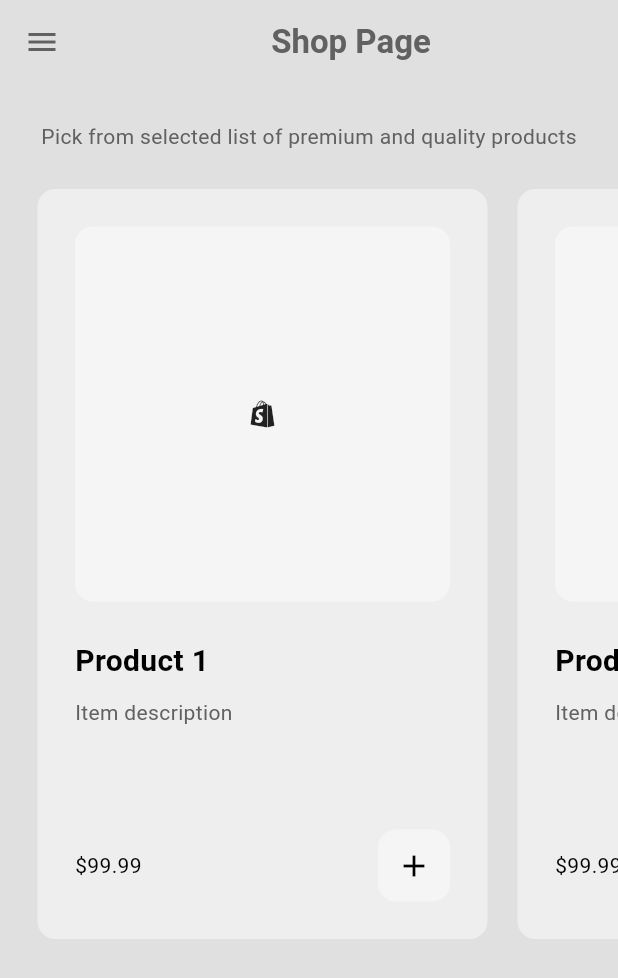
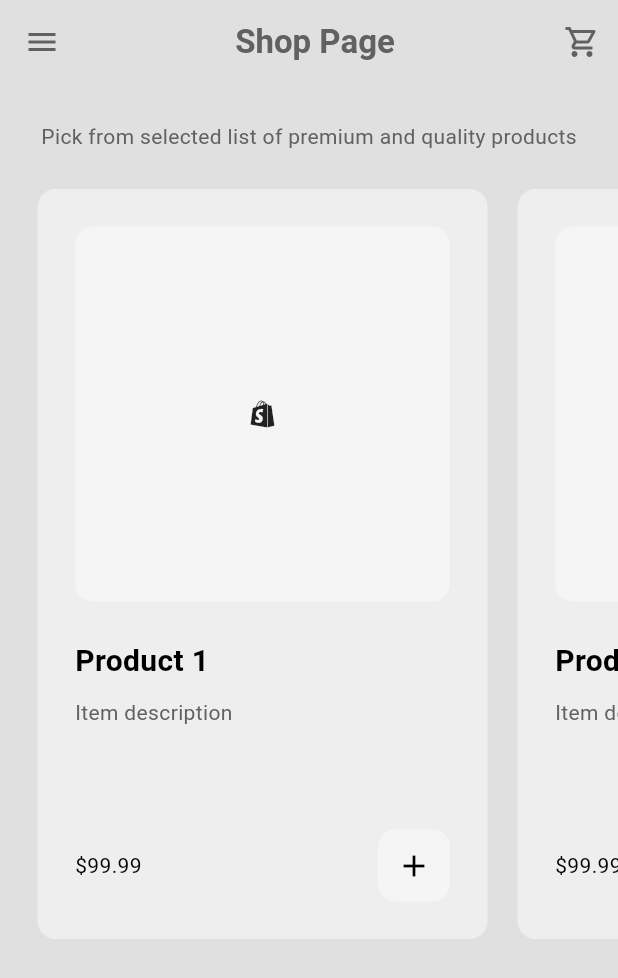
Before and after one commit to SolomonB127/Zenoa, a Flutter app: the HomePage screen opened by its route, on a phone screen of 412 x 824 dp. Shown: the top 978 px of the screen. Run offline on Flutter 3.47's test engine with Material 3 defaults, Android fonts, the phone set to English and light mode, and no system bars; our stand-ins replace google_fonts; Roboto replaces fonts that are missing (Habibi).

Commit message:
feat: Added a cart icon to App bar - Added cart icon to app bar for easy navigation

```diff
--- a/lib/Pages/home_page.dart
+++ b/lib/Pages/home_page.dart
@@ -16,6 +16,12 @@ class HomePage extends StatelessWidget {
       appBar: AppBar(
         automaticallyImplyLeading: false,
         backgroundColor: Colors.transparent,
+        actions: <Widget>[
+          // go to cart page
+          IconButton(
+              onPressed: () => Navigator.pushNamed(context, "/cartpage"),
+              icon: const Icon(Icons.shopping_cart_outlined))
+        ],
         elevation: 0.0,
         title: Center(
             child: Text(
@@ -81,7 +87,7 @@ class HomePage extends StatelessWidget {
                     text: "Shop",
                     onTap: () => Navigator.pop(context)),
                 DrawerTiles(
-                    icon: Icons.trolley,
+                    icon: Icons.shopping_cart_outlined,
                     text: "Cart",
                     onTap: () {
                       // Pop drawer
```
